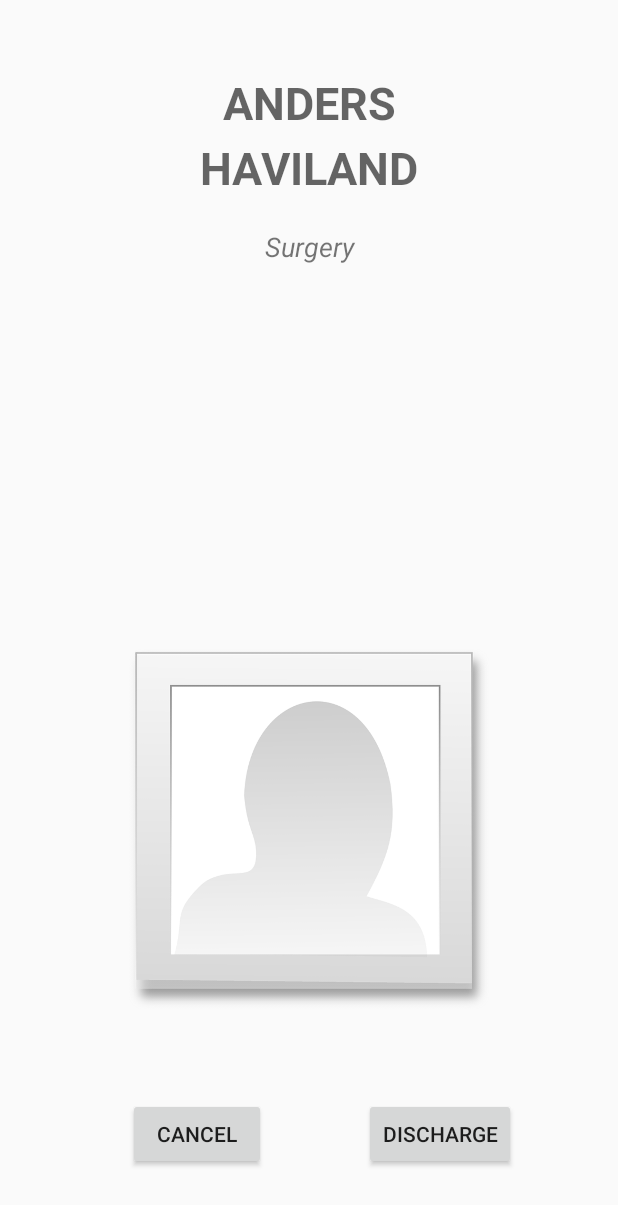
After one commit to CSE-Hack-18/Digital-Coordinator, an Android app: the DischargeActivity screen opened directly, with no data from a screen before it, on a phone screen of 412 x 824 dp. The commit adds this screen. Shown: the top 1205 px of the screen. Run offline under Robolectric (Android 15) with nearby library versions, the phone set to English and light mode, and no system bars.

Commit message:
Add discharge

```diff
--- a/app/src/main/AndroidManifest.xml
+++ b/app/src/main/AndroidManifest.xml
@@ -20,6 +20,7 @@
         <activity android:name=".AdmitPage"></activity>
         <activity android:name=".AdmitSwipe"></activity>
         <activity android:name=".ScreenSlidePagerActivity"></activity>
+        <activity android:name=".DischargeActivity"></activity>
     </application>
 
 </manifest>
--- a/app/src/main/java/com/example/dico2/digitalcoordinator/Data.java
+++ b/app/src/main/java/com/example/dico2/digitalcoordinator/Data.java
@@ -1,4 +1,6 @@
 package com.example.dico2.digitalcoordinator;
+
+import android.widget.Toast;
 
 import java.util.ArrayList;
 
@@ -25,6 +27,50 @@ public class Data {
             single_instance = new Data();
         }
         return single_instance;
+    }
+
+    public ArrayList<Patient> getAllPatientsAdmitted(){
+        ArrayList<Patient> allPatients = new ArrayList<>();
+        for(Unit unit:this.hospital.getUnits()){
+            for (Patient patient:unit.getPatients()){
+                allPatients.add(patient);
+            }
+        }
+        return allPatients;
+    }
+
+    public String getPatientUnit(int ssn){
+        for(Unit unit:this.hospital.getUnits()){
+
+            for(Patient patient:unit.getPatients()){
+                if(patient.getSsn() == ssn){
+                    return unit.getUnit();
+                }
+            }
+        }
+
+        return "None";
+    }
+
+    public int dischargePatient(int ssn){
+        for(Unit unit:this.hospital.getUnits()){
+            int index = 0;
+            boolean found = false;
+
+            for(Patient patient:unit.getPatients()){
+                if(patient.getSsn() == ssn){
+                    found = true;
+                    break;
+                }
+                index++;
+            }
+            if(found){
+                unit.getPatients().remove(index);
+                return 1;
+            }
+        }
+
+        return 0;
     }
 
     public Patient getPatient(int ssn){
--- /dev/null
+++ b/app/src/main/java/com/example/dico2/digitalcoordinator/DischargeActivity.java
@@ -0,0 +1,83 @@
+package com.example.dico2.digitalcoordinator;
+
+import android.content.Intent;
+import android.os.Bundle;
+import android.support.v4.app.Fragment;
+import android.support.v4.app.FragmentActivity;
+import android.support.v4.app.FragmentManager;
+import android.support.v4.app.FragmentStatePagerAdapter;
+import android.support.v4.view.PagerAdapter;
+import android.support.v4.view.ViewPager;
+import android.util.Log;
+
+public class DischargeActivity extends FragmentActivity {
+    /**
+     * The number of pages (wizard steps) to show in this demo.
+     */
+    private static final int NUM_PAGES = 5;
+
+    /**
+     * The pager widget, which handles animation and allows swiping horizontally to access previous
+     * and next wizard steps.
+     */
+    private ViewPager mPager;
+
+    /**
+     * The pager adapter, which provides the pages to the view pager widget.
+     */
+    private PagerAdapter mPagerAdapter;
+
+    @Override
+    protected void onCreate(Bundle savedInstanceState) {
+        super.onCreate(savedInstanceState);
+        setContentView(R.layout.activity_screen_slide_discharge);
+
+                // Instantiate a ViewPager and a PagerAdapter.
+        mPager = (ViewPager) findViewById(R.id.pagerdischarge);
+        mPager.setPageTransformer(true, new ZoomOutPageTransformer());
+        mPagerAdapter = new DischargeAdapter(getSupportFragmentManager());
+
+
+
+        mPager.setAdapter(mPagerAdapter);
+    }
+
+    @Override
+    public void onBackPressed() {
+        if (mPager.getCurrentItem() == 0) {
+            // If the user is currently looking at the first step, allow the system to handle the
+            // Back button. This calls finish() on this activity and pops the back stack.
+            super.onBackPressed();
+        } else {
+            // Otherwise, select the previous step.
+            mPager.setCurrentItem(mPager.getCurrentItem() - 1);
+        }
+    }
+
+    /**
+     * A simple pager adapter that represents 5 ScreenSlidePageFragment objects, in
+     * sequence.
+     */
+    private class DischargeAdapter extends FragmentStatePagerAdapter {
+        private int ssn;
+        public DischargeAdapter(FragmentManager fm) {
+            super(fm);
+        }
+
+        @Override
+        public Fragment getItem(int position) {
+            Fragment fragment = new DischargeFragment();
+            Bundle args = new Bundle();
+            args.putInt(DischargeFragment.ARG_OBJECT, position + 1);
+            fragment.setArguments(args);
+
+            return fragment;
+        }
+
+        @Override
+        public int getCount() {
+            int size = Data.getInstance().getAllPatientsAdmitted().size();
+            return size;
+        }
+    }
+}
--- /dev/null
+++ b/app/src/main/java/com/example/dico2/digitalcoordinator/DischargeFragment.java
@@ -0,0 +1,70 @@
+package com.example.dico2.digitalcoordinator;
+
+import android.content.Intent;
+import android.support.v4.app.Fragment;
+import android.os.Bundle;
+import android.view.LayoutInflater;
+import android.view.View;
+import android.view.ViewGroup;
+import android.widget.Button;
+import android.widget.ImageView;
+import android.widget.TextView;
+import android.widget.Toast;
+
+import org.w3c.dom.Text;
+
+import java.util.ArrayList;
+
+public class DischargeFragment extends Fragment {
+    public final static String ARG_OBJECT = "object";
+    public final static String PATIENT_OBJECT = "patientssn";
+
+    @Override
+    public View onCreateView(LayoutInflater inflater, ViewGroup container,
+                             Bundle savedInstanceState) {
+
+        ViewGroup rootView = (ViewGroup) inflater.inflate(
+                    R.layout.fragment_screen_slide_page_discharge, container, false);
+        Bundle args = getArguments();
+        ImageView imageFace = rootView.findViewById(R.id.faceImage);
+        TextView textView = rootView.findViewById(R.id.textView);
+        TextView unitText = rootView.findViewById(R.id.unittext);
+        final int page = args.getInt(ARG_OBJECT);
+
+        final Data data = Data.getInstance();
+
+        imageFace.setImageResource(R.drawable.deadface);
+        String head = data.getAllPatientsAdmitted().get(page-1).getName();
+        textView.setText(head);
+
+        int tempssn = data.getAllPatientsAdmitted().get(page-1).getSsn();
+        String unittexthead = data.getPatientUnit(tempssn);
+        unitText.setText(unittexthead);
+
+
+        Button cancel = rootView.findViewById(R.id.cancelbutton);
+        Button discharge = rootView.findViewById(R.id.admitbutton);
+
+        cancel.setOnClickListener(new View.OnClickListener() {
+            @Override
+            public void onClick(View v) {
+                getActivity().finish();
+            }
+        });
+
+        discharge.setOnClickListener(new View.OnClickListener() {
+            @Override
+            public void onClick(View v) {
+                int ssndis = data.getAllPatientsAdmitted().get(page-1).getSsn();
+                data.dischargePatient(ssndis);
+                getActivity().finish();
+            }
+        });
+
+
+
+
+
+        return rootView;
+    }
+}
--- /dev/null
+++ b/app/src/main/java/com/example/dico2/digitalcoordinator/DischargeTransformer.java
@@ -0,0 +1,41 @@
+package com.example.dico2.digitalcoordinator;
+
+import android.support.v4.view.ViewPager;
+import android.view.View;
+
+public class DischargeTransformer implements ViewPager.PageTransformer {
+    private static final float MIN_SCALE = 0.75f;
+
+    public void transformPage(View view, float position) {
+        int pageWidth = view.getWidth();
+
+        if (position < -1) { // [-Infinity,-1)
+            // This page is way off-screen to the left.
+            view.setAlpha(0);
+
+        } else if (position <= 0) { // [-1,0]
+            // Use the default slide transition when moving to the left page
+            view.setAlpha(1);
+            view.setTranslationX(0);
+            view.setScaleX(1);
+            view.setScaleY(1);
+
+        } else if (position <= 1) { // (0,1]
+            // Fade the page out.
+            view.setAlpha(1 - position);
+
+            // Counteract the default slide transition
+            view.setTranslationX(pageWidth * -position);
+
+            // Scale the page down (between MIN_SCALE and 1)
+            float scaleFactor = MIN_SCALE
+                    + (1 - MIN_SCALE) * (1 - Math.abs(position));
+            view.setScaleX(scaleFactor);
+            view.setScaleY(scaleFactor);
+
+        } else { // (1,+Infinity]
+            // This page is way off-screen to the right.
+            view.setAlpha(0);
+        }
+    }
+}
--- a/app/src/main/java/com/example/dico2/digitalcoordinator/StartPage.java
+++ b/app/src/main/java/com/example/dico2/digitalcoordinator/StartPage.java
@@ -20,5 +20,16 @@ public class StartPage extends AppCompatActivity {
                 startActivity(intent);
             }
         });
+
+        Button dischargeActivity = findViewById(R.id.button2);
+        dischargeActivity.setOnClickListener(new View.OnClickListener() {
+            @Override
+            public void onClick(View v) {
+                Intent intent = new Intent(StartPage.this,DischargeActivity.class);
+                startActivity(intent);
+            }
+        });
+
+
     }
 }
--- a/app/src/main/java/com/example/dico2/digitalcoordinator/Unit.java
+++ b/app/src/main/java/com/example/dico2/digitalcoordinator/Unit.java
@@ -1,6 +1,7 @@
 package com.example.dico2.digitalcoordinator;
 
 import android.support.annotation.NonNull;
+import android.widget.Toast;
 
 import java.util.ArrayList;
 
@@ -58,7 +59,6 @@ public class Unit implements Comparable<Unit>{
     }
 
 
-
     @Override
     public int compareTo(@NonNull Unit unit) {
         if(this.comparableWorkLoad() > unit.comparableWorkLoad()){
--- /dev/null
+++ b/app/src/main/res/layout/activity_screen_slide_discharge.xml
@@ -0,0 +1,6 @@
+<android.support.v4.view.ViewPager xmlns:android="http://schemas.android.com/apk/res/android"
+    android:id="@+id/pagerdischarge"
+    android:layout_width="match_parent"
+    android:layout_height="match_parent">
+
+</android.support.v4.view.ViewPager>
--- /dev/null
+++ b/app/src/main/res/layout/fragment_screen_slide_page_discharge.xml
@@ -0,0 +1,78 @@
+<android.support.constraint.ConstraintLayout xmlns:android="http://schemas.android.com/apk/res/android"
+    xmlns:app="http://schemas.android.com/apk/res-auto"
+    xmlns:tools="http://schemas.android.com/tools"
+    android:id="@+id/content"
+    android:layout_width="match_parent"
+    android:layout_height="match_parent">
+
+    <TextView
+        android:id="@+id/textView"
+        style="?android:textAppearanceMedium"
+        android:layout_width="287dp"
+        android:layout_height="wrap_content"
+        android:layout_marginTop="32dp"
+        android:lineSpacingMultiplier="1.2"
+        android:padding="16dp"
+        android:text="hej"
+        android:textAlignment="center"
+        android:textAllCaps="true"
+        android:textSize="30sp"
+        android:textStyle="bold"
+        app:layout_constraintEnd_toEndOf="parent"
+        app:layout_constraintHorizontal_bias="0.502"
+        app:layout_constraintStart_toStartOf="parent"
+        app:layout_constraintTop_toTopOf="parent" />
+
+    <Button
+        android:id="@+id/admitbutton"
+        android:layout_width="wrap_content"
+        android:layout_height="wrap_content"
+        android:layout_marginBottom="44dp"
+        android:layout_marginEnd="68dp"
+        android:text="Discharge"
+        app:layout_constraintBottom_toBottomOf="parent"
+        app:layout_constraintEnd_toEndOf="parent" />
+
+    <Button
+        android:id="@+id/cancelbutton"
+        android:layout_width="92dp"
+        android:layout_height="wrap_content"
+        android:layout_marginBottom="44dp"
+        android:layout_marginEnd="8dp"
+        android:layout_marginStart="60dp"
+        android:text="Cancel"
+        app:layout_constraintBottom_toBottomOf="parent"
+        app:layout_constraintEnd_toStartOf="@+id/admitbutton"
+        app:layout_constraintHorizontal_bias="0.308"
+        app:layout_constraintStart_toStartOf="parent" />
+
+    <ImageView
+        android:id="@+id/faceImage"
+        android:layout_width="wrap_content"
+        android:layout_height="240dp"
+        android:layout_marginTop="148dp"
+        android:contentDescription="zombie"
+        android:visibility="visible"
+        app:layout_constraintBottom_toTopOf="@+id/admitbutton"
+        app:layout_constraintEnd_toEndOf="parent"
+        app:layout_constraintHorizontal_bias="0.0"
+        app:layout_constraintStart_toStartOf="parent"
+        app:layout_constraintTop_toTopOf="parent"
+        app:layout_constraintVertical_bias="0.827"
+        app:srcCompat="@drawable/zombie" />
+
+    <TextView
+        android:id="@+id/unittext"
+        android:layout_width="159dp"
+        android:layout_height="54dp"
+        android:layout_marginTop="4dp"
+        android:text="TextView"
+        android:textAlignment="center"
+        android:textSize="18sp"
+        android:textStyle="italic"
+        app:layout_constraintEnd_toEndOf="parent"
+        app:layout_constraintStart_toStartOf="parent"
+        app:layout_constraintTop_toBottomOf="@+id/textView" />
+
+
+</android.support.constraint.ConstraintLayout>
```
Also changed, not shown: app/src/main/res/drawable/deadface.png (added).
